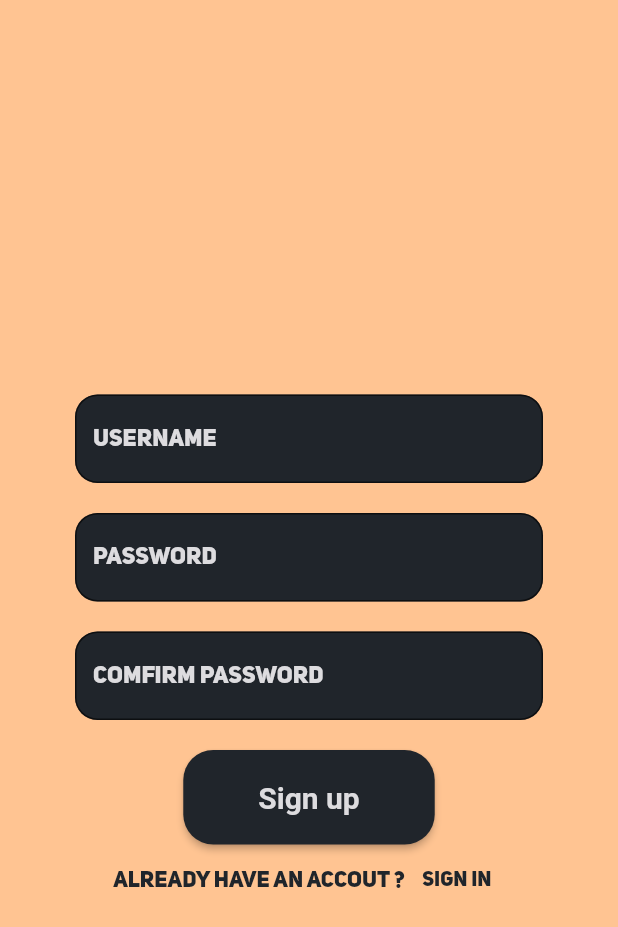
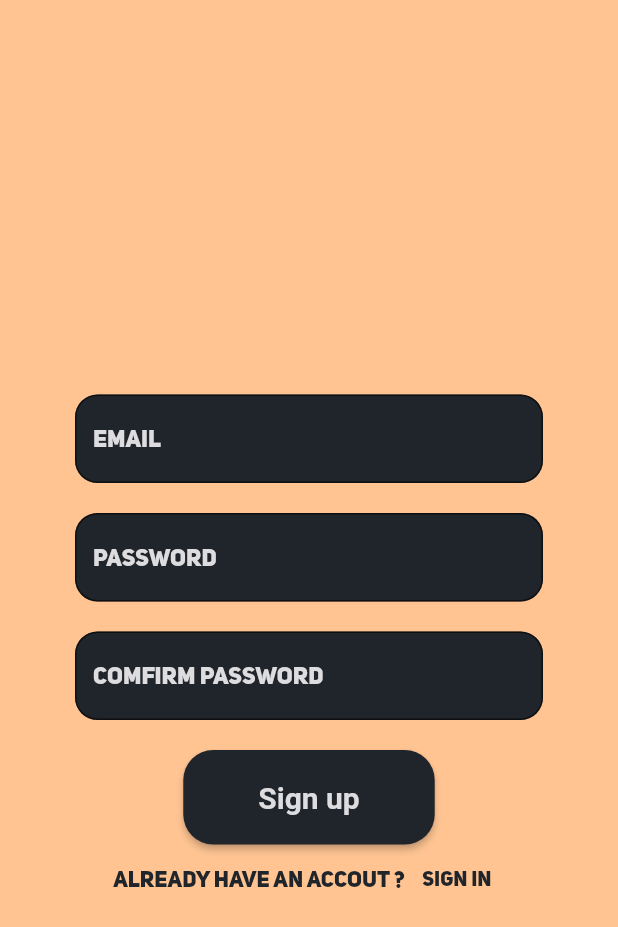
Before and after one commit to PhanukornKMITL/nofap_warrior, a Flutter app: the RegisterPage screen opened by its route, after a tap on "Sign up", on a phone screen of 412 x 824 dp. Shown: the top 927 px of the screen. Run offline on Flutter 3.47's test engine with Material 2 defaults, Android fonts, the light colour scheme and no system bars; our stand-ins replace firebase_auth, firebase_core, hexcolor, table_calendar; accounts and stored records are empty; network calls fail; project files that could hold a hidden picture were left out.

Commit message:
add login register

```diff
--- /dev/null
+++ b/lib/models/user.dart
@@ -0,0 +1,6 @@
+
+class MyUser {
+  final String uid;
+
+  MyUser({this.uid});
+}
--- a/lib/screen/Home/subscreen/homefragment.dart
+++ b/lib/screen/Home/subscreen/homefragment.dart
@@ -4,7 +4,6 @@ import 'package:flutter/material.dart';
 import 'package:hexcolor/hexcolor.dart';
 import 'package:intl/intl.dart';
 import 'package:nofap_warriors/screen/estimate/estimate.dart';
-import 'package:nofap_warriors/screenlogic/appbar_manager.dart';
 import 'package:table_calendar/table_calendar.dart';
 
 class HomeFragment extends StatefulWidget {
@@ -194,7 +193,7 @@ class _HomeFragmentState extends State<HomeFragment> {
                 color: HexColor('#a9998e'),
                 child: Align(
                   alignment: Alignment.center,
-                  child: Text('asdsa'),
+                  child: Text('Your progress'),
                 ),
               ),
             ),
--- a/lib/screen/estimate/estimate.dart
+++ b/lib/screen/estimate/estimate.dart
@@ -1,6 +1,5 @@
 import 'package:flutter/material.dart';
 import 'package:hexcolor/hexcolor.dart';
-import 'package:nofap_warriors/screenlogic/appbar_manager.dart';
 import 'package:nofap_warriors/shared/clickable_card.dart';
 
 class EstimatePage extends StatefulWidget {
--- a/lib/screen/landing_page.dart
+++ b/lib/screen/landing_page.dart
@@ -89,7 +89,7 @@ class LandingPage extends StatelessWidget {
                     primary: HexColor('#20252b'),
                   ),
                   onPressed: () {
-                    Navigator.pushNamed(context, "/login");
+                    Navigator.pushNamed(context, "/register");
                   },
                   child: Text('Sign up'),
                 ),
--- a/lib/screen/register.dart
+++ b/lib/screen/register.dart
@@ -1,5 +1,6 @@
 import 'package:flutter/material.dart';
 import 'package:hexcolor/hexcolor.dart';
+import 'package:nofap_warriors/services/auth.dart';
 import 'package:nofap_warriors/shared/textformfield.dart';
 
 class RegisterPage extends StatefulWidget {
@@ -8,6 +9,10 @@ class RegisterPage extends StatefulWidget {
 }
 
 class _RegisterPageState extends State<RegisterPage> {
+  String email = '';
+  String password = '';
+  String confirmPassword = '';
+
   @override
   Widget build(BuildContext context) {
     return Scaffold(
@@ -25,15 +30,38 @@ class _RegisterPageState extends State<RegisterPage> {
                   SizedBox(
                     height: 50.0,
                   ),
-                  textFormField("Username", false),
+                  TextFormField(
+                     style: TextStyle(color: Colors.white, fontFamily: 'roboto'),
+                      decoration:
+                          textFormFieldDecoration.copyWith(hintText: 'Email'),
+                      validator: (val) => val.isEmpty ? 'Enter an email' : null,
+                      onChanged: (val) {
+                        setState(() => email = val);
+                      }),
                   SizedBox(
                     height: 20.0,
                   ),
-                  textFormField("Password", true),
+                  TextFormField(
+                      style: TextStyle(color: Colors.white, fontFamily: 'roboto'),
+                      obscureText: true,
+                      decoration: textFormFieldDecoration.copyWith(
+                          hintText: 'Password'),
+                      validator: (val) => val.isEmpty ? 'Enter an email' : null,
+                      onChanged: (val) {
+                        setState(() => password = val);
+                      }),
                   SizedBox(
                     height: 20.0,
                   ),
-                  textFormField("Comfirm Password", true),
+                  TextFormField(
+                     style: TextStyle(color: Colors.white, fontFamily: 'roboto'),
+                      obscureText: true,
+                      decoration: textFormFieldDecoration.copyWith(
+                          hintText: 'Comfirm Password'),
+                      validator: (val) => val.isEmpty ? 'Enter an email' : null,
+                      onChanged: (val) {
+                        setState(() => confirmPassword = val);
+                      }),
                   SizedBox(
                     height: 20.0,
                   ),
@@ -47,7 +75,10 @@ class _RegisterPageState extends State<RegisterPage> {
                           ),
                           textStyle: TextStyle(
                               fontSize: 20, fontWeight: FontWeight.bold)),
-                      onPressed: () {},
+                      onPressed: () async {
+                        await AuthService()
+                            .registerWithEmailAndPassword(email, password);
+                      },
                       child: Text(
                         'Sign up',
                         style: TextStyle(
--- /dev/null
+++ b/lib/services/auth.dart
@@ -0,0 +1,54 @@
+import 'package:firebase_auth/firebase_auth.dart';
+import 'package:nofap_warriors/models/user.dart';
+
+class AuthService {
+  final FirebaseAuth _auth = FirebaseAuth.instance;
+
+  MyUser _userFromFirebaseUser(User user) {
+    return user != null ? MyUser(uid: user.uid) : null;
+  }
+
+  //auth change user stream
+  Stream<MyUser> get user {
+    return _auth
+        .authStateChanges()
+        //.map((User user) => _userFromFirebaseUser(user));
+        .map(_userFromFirebaseUser);
+  }
+
+  // register in with emial & password
+  Future registerWithEmailAndPassword(String email, String password) async {
+    try {
+        UserCredential result = await _auth.createUserWithEmailAndPassword(email: email, password: password);
+        User user = result.user;
+
+        //create a new document
+        //await DatabaseService(uid: user.uid).updateUserData('0', 'new crew member', 100);
+        return _userFromFirebaseUser(user);
+    } catch (e){
+        print(e.toString());
+        return null;
+    }
+  }
+
+  // sign in with emial & password
+  Future signInWithEmailAndPassword(String email, String password) async {
+    try {
+        UserCredential result = await _auth.signInWithEmailAndPassword(email: email, password: password);
+        User user = result.user;
+        return _userFromFirebaseUser(user);
+    } catch (e){
+        print(e.toString());
+        return null;
+    }
+  }
+
+  Future signOut() async {
+    try {
+      return await _auth.signOut();
+    } catch (e) {
+      print(e.toString());
+      return null;
+    }
+  }
+}
--- a/lib/shared/textformfield.dart
+++ b/lib/shared/textformfield.dart
@@ -2,17 +2,28 @@ import 'package:flutter/cupertino.dart';
 import 'package:flutter/material.dart';
 import 'package:hexcolor/hexcolor.dart';
 
-Widget textFormField(String hint, bool obsecure) => TextFormField(
-                      style: TextStyle(color:  HexColor('#dddcdf')),
-                      decoration: new InputDecoration(
-                          border: new OutlineInputBorder(
-                            borderRadius: const BorderRadius.all(
-                              const Radius.circular(15.0),
-                            ),
-                          ),
-                          filled: true,
-                          hintStyle: new TextStyle(color:  HexColor('#dddcdf')),
-                          hintText: "$hint",
-                          fillColor: HexColor('#20252b')),
-                          obscureText: obsecure,
-                    );
+InputDecoration textFormFieldDecoration = InputDecoration(
+      filled: true,
+      hintStyle:  TextStyle(color:  HexColor('#dddcdf'), fontFamily: 'uni-sans'),
+      fillColor: HexColor('#20252b'),
+      border:  OutlineInputBorder(
+        borderRadius: const BorderRadius.all(
+          const Radius.circular(15.0),
+        ),
+      )
+      );
+
+// TextFormField(
+//   style: TextStyle(color:  HexColor('#dddcdf')),
+//   decoration: new InputDecoration(
+//       border: new OutlineInputBorder(
+//         borderRadius: const BorderRadius.all(
+//           const Radius.circular(15.0),
+//         ),
+//       ),
+//       filled: true,
+//       hintStyle: new TextStyle(color:  HexColor('#dddcdf')),
+//       hintText: "$hint",
+//       fillColor: HexColor('#20252b')),
+//       obscureText: obsecure,
+// );
--- a/pubspec.yaml
+++ b/pubspec.yaml
@@ -26,11 +26,16 @@ dependencies:
   table_calendar: ^3.0.0
 
 
+
   # The following adds the Cupertino Icons font to your application.
   # Use with the CupertinoIcons class for iOS style icons.
   cupertino_icons: ^1.0.2
   hexcolor: ^2.0.3
   intl: ^0.17.0
+  firebase_core: ^1.2.0
+  firebase_auth: ^1.2.0
+  cloud_firestore: ^2.2.0
+  provider: ^5.0.0
 
 dev_dependencies:
   flutter_test:
```
Also changed, not shown: lib/main.dart (+17 -9 lines), lib/screen/Home/home.dart (+21 -4 lines), lib/screen/login.dart (+46 -22 lines), lib/screen/wrapper.dart (added, +22 -0 lines), lib/screenlogic/appbar_manager.dart (deleted, +0 -20 lines), pubspec.lock, 3 other files.
